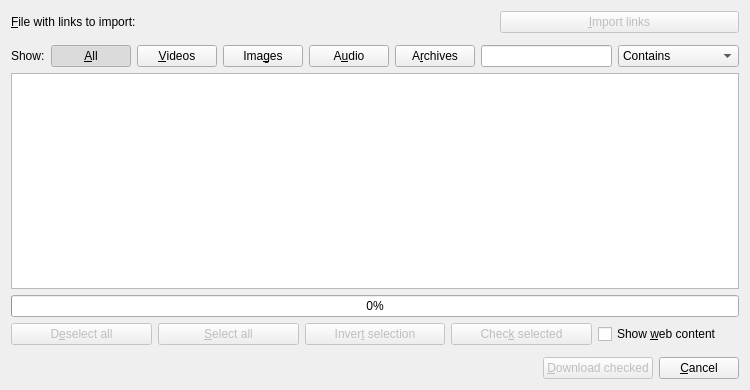
Old version of the form ui/linkview/importlinkdialog.ui in the repository KDE/kget.
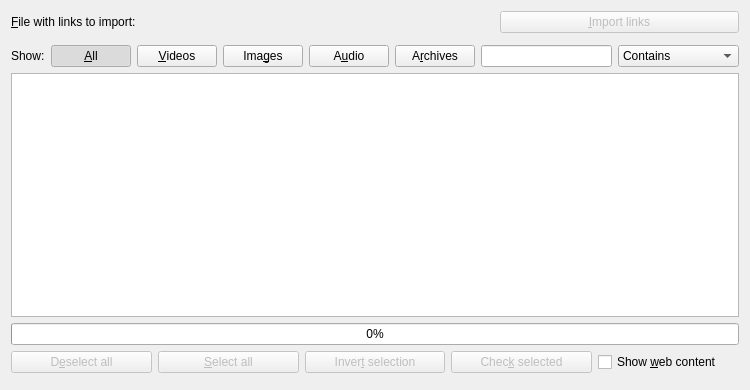
New version of the form. Custom widgets are drawn as their Qt base class.

Commit message: *Use an ui-file for the NepomukWidget. *Small refinements to the grouptagsettingsdialog. *Groups can be tagged. *Tagging of files only if they exist -- note: no tagging of .part files yet as the tags do not get moved other when the download is finished. *Remove an aborted KIO download a way that associated tags would also be removed.

Diff of the .ui file:
```diff
--- a/ui/linkview/importlinkdialog.ui
+++ b/ui/linkview/importlinkdialog.ui
@@ -260,40 +260,6 @@
    <item>
     <widget class="KSeparator" name="kseparator"/>
    </item>
-   <item>
-    <layout class="QHBoxLayout" name="horizontalLayout_2" stretch="0,0,0">
-     <item>
-      <spacer name="horizontalSpacer_2">
-       <property name="orientation">
-        <enum>Qt::Horizontal</enum>
-       </property>
-       <property name="sizeHint" stdset="0">
-        <size>
-         <width>40</width>
-         <height>20</height>
-        </size>
-       </property>
-      </spacer>
-     </item>
-     <item>
-      <widget class="KPushButton" name="downloadChecked">
-       <property name="enabled">
-        <bool>false</bool>
-       </property>
-       <property name="text">
-        <string extracomment="Check as in mark, not as in verify">&amp;Download checked</string>
-       </property>
-      </widget>
-     </item>
-     <item>
-      <widget class="KPushButton" name="cancel">
-       <property name="text">
-        <string>&amp;Cancel</string>
-       </property>
-      </widget>
-     </item>
-    </layout>
-   </item>
   </layout>
  </widget>
  <customwidgets>
```
Left out of the diff: 2 changed lines with no effect on the pictures. The commit also changes 22 other files.
